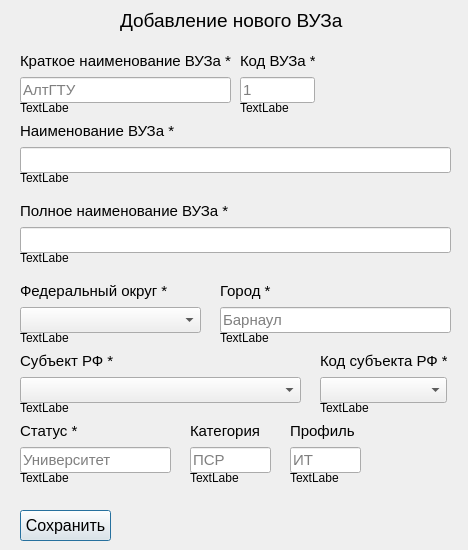
Qt form ui/create_vuz.ui (came0987/dbms_mpei) before a commit.
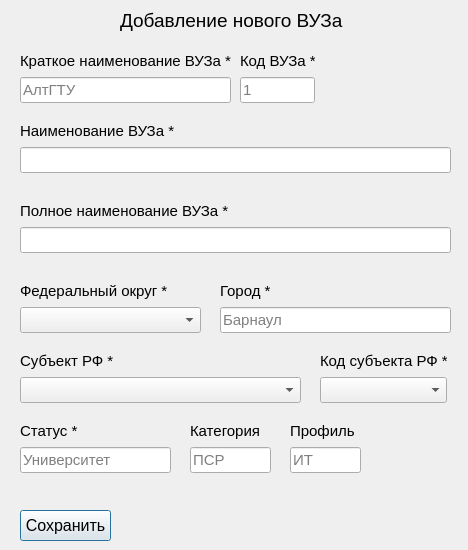
The same form after that commit.

The edit to the form file:
```diff
--- a/ui/create_vuz.ui
+++ b/ui/create_vuz.ui
@@ -444,12 +444,12 @@
     <rect>
      <x>20</x>
      <y>100</y>
-     <width>49</width>
+     <width>211</width>
      <height>16</height>
     </rect>
    </property>
    <property name="text">
-    <string>TextLabel</string>
+    <string/>
    </property>
   </widget>
   <widget class="QLabel" name="label_14">
@@ -457,12 +457,12 @@
     <rect>
      <x>240</x>
      <y>100</y>
-     <width>49</width>
+     <width>71</width>
      <height>16</height>
     </rect>
    </property>
    <property name="text">
-    <string>TextLabel</string>
+    <string/>
    </property>
   </widget>
   <widget class="QLabel" name="label_15">
@@ -470,12 +470,12 @@
     <rect>
      <x>20</x>
      <y>170</y>
-     <width>49</width>
+     <width>281</width>
      <height>16</height>
     </rect>
    </property>
    <property name="text">
-    <string>TextLabel</string>
+    <string/>
    </property>
   </widget>
   <widget class="QLabel" name="label_16">
@@ -483,12 +483,12 @@
     <rect>
      <x>20</x>
      <y>250</y>
-     <width>49</width>
+     <width>311</width>
      <height>16</height>
     </rect>
    </property>
    <property name="text">
-    <string>TextLabel</string>
+    <string/>
    </property>
   </widget>
   <widget class="QLabel" name="label_17">
@@ -496,12 +496,12 @@
     <rect>
      <x>20</x>
      <y>330</y>
-     <width>49</width>
+     <width>181</width>
      <height>16</height>
     </rect>
    </property>
    <property name="text">
-    <string>TextLabel</string>
+    <string/>
    </property>
   </widget>
   <widget class="QLabel" name="label_18">
@@ -509,12 +509,12 @@
     <rect>
      <x>220</x>
      <y>330</y>
-     <width>49</width>
+     <width>221</width>
      <height>16</height>
     </rect>
    </property>
    <property name="text">
-    <string>TextLabel</string>
+    <string/>
    </property>
   </widget>
   <widget class="QLabel" name="label_19">
@@ -522,12 +522,12 @@
     <rect>
      <x>20</x>
      <y>400</y>
-     <width>49</width>
+     <width>271</width>
      <height>16</height>
     </rect>
    </property>
    <property name="text">
-    <string>TextLabel</string>
+    <string/>
    </property>
   </widget>
   <widget class="QLabel" name="label_20">
@@ -535,12 +535,12 @@
     <rect>
      <x>320</x>
      <y>400</y>
-     <width>49</width>
+     <width>111</width>
      <height>16</height>
     </rect>
    </property>
    <property name="text">
-    <string>TextLabel</string>
+    <string/>
    </property>
   </widget>
   <widget class="QLabel" name="label_21">
@@ -548,12 +548,12 @@
     <rect>
      <x>20</x>
      <y>470</y>
-     <width>49</width>
+     <width>151</width>
      <height>16</height>
     </rect>
    </property>
    <property name="text">
-    <string>TextLabel</string>
+    <string/>
    </property>
   </widget>
   <widget class="QLabel" name="label_22">
@@ -561,12 +561,12 @@
     <rect>
      <x>190</x>
      <y>470</y>
-     <width>49</width>
+     <width>81</width>
      <height>16</height>
     </rect>
    </property>
    <property name="text">
-    <string>TextLabel</string>
+    <string/>
    </property>
   </widget>
   <widget class="QLabel" name="label_23">
@@ -579,7 +579,7 @@
     </rect>
    </property>
    <property name="text">
-    <string>TextLabel</string>
+    <string/>
    </property>
   </widget>
  </widget>
```
Left out of the diff: 16 changed lines with no effect on the pictures.
